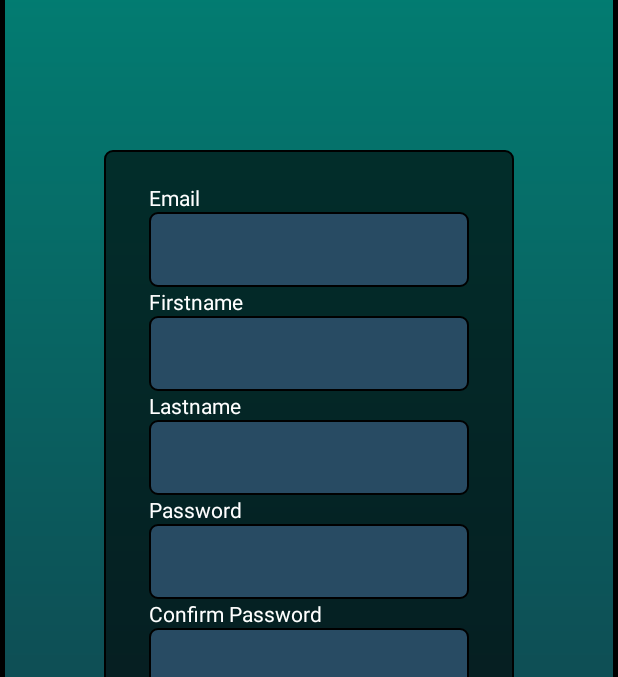
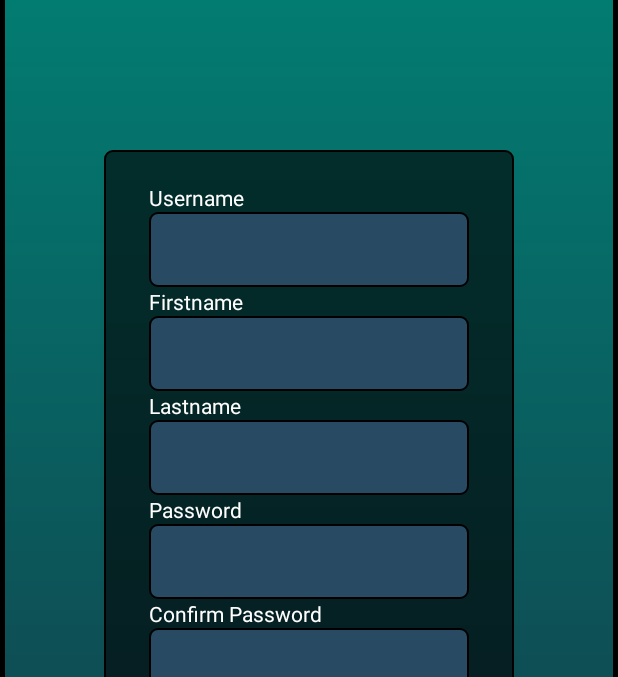
Before and after one commit to EetuL96/PolarProject2019, an Android app: the RegisterActivity screen opened directly, with no data from a screen before it, on a phone screen of 412 x 824 dp, the part 141-818 px from its top. Run offline under Robolectric (Android 15) with nearby library versions, the phone set to English and light mode, and no system bars; our stand-ins replace Volley; network calls fail; Roboto replaces fonts that are not available here.

Commit message:
Email changed to username

```diff
--- a/app/src/main/res/layout/activity_login.xml
+++ b/app/src/main/res/layout/activity_login.xml
@@ -29,7 +29,7 @@
             android:layout_height="wrap_content"
             android:layout_marginStart="0dp"
             android:layout_marginLeft="0dp"
-            android:text="@string/emailLoginHint"
+            android:text="Username"
             android:textColor="@color/colorWhite"
             android:fontFamily="@font/doppio_one"/>
 
--- a/app/src/main/res/layout/activity_register.xml
+++ b/app/src/main/res/layout/activity_register.xml
@@ -41,7 +41,7 @@
             android:id="@+id/textViewEmail"
             android:layout_width="wrap_content"
             android:layout_height="wrap_content"
-            android:text="Email"
+            android:text="Username"
             android:textColor="@color/colorWhite"
             android:fontFamily="@font/doppio_one"/>
 
--- a/app/src/main/res/layout/fragment_search_users.xml
+++ b/app/src/main/res/layout/fragment_search_users.xml
@@ -37,7 +37,7 @@
                 android:textColorHint="@color/colorWhite"
                 android:inputType="textEmailAddress"
                 android:paddingLeft="8dp"
-                android:hint="Type email here..."></EditText>
+                android:hint="Type username here..."></EditText>
 
             <Button
                 android:id="@+id/buttonSearch"
```
Also changed, not shown: app/src/main/java/com/example/polarproject/RoutesFragment.java (+1 -9 lines).
